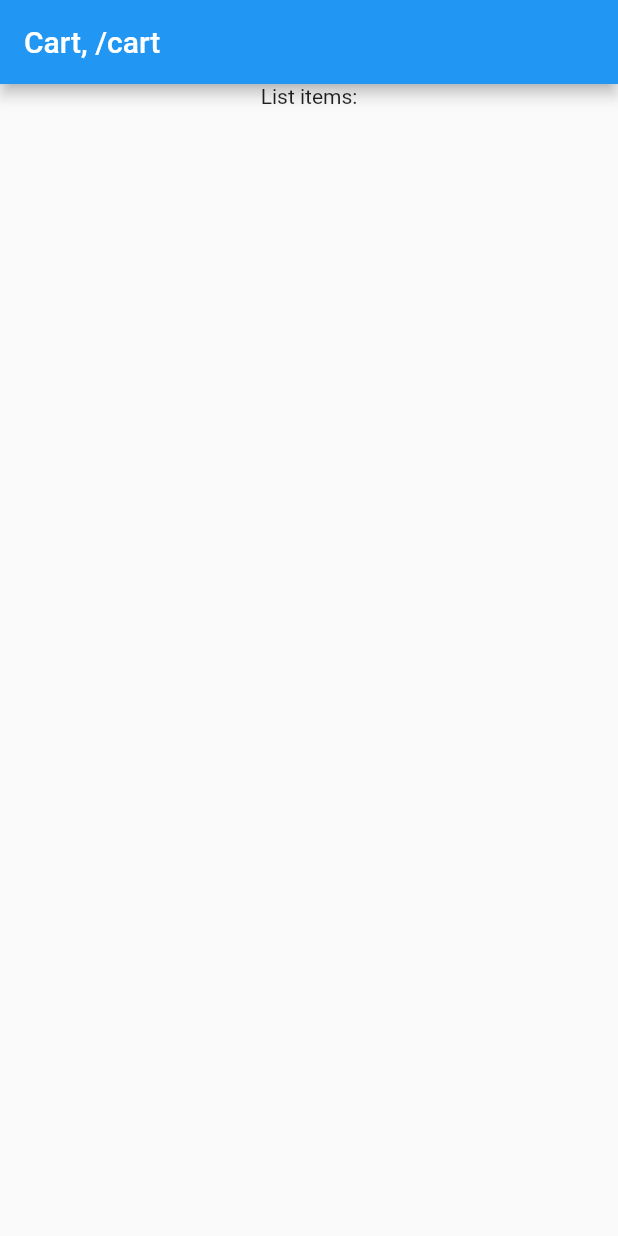
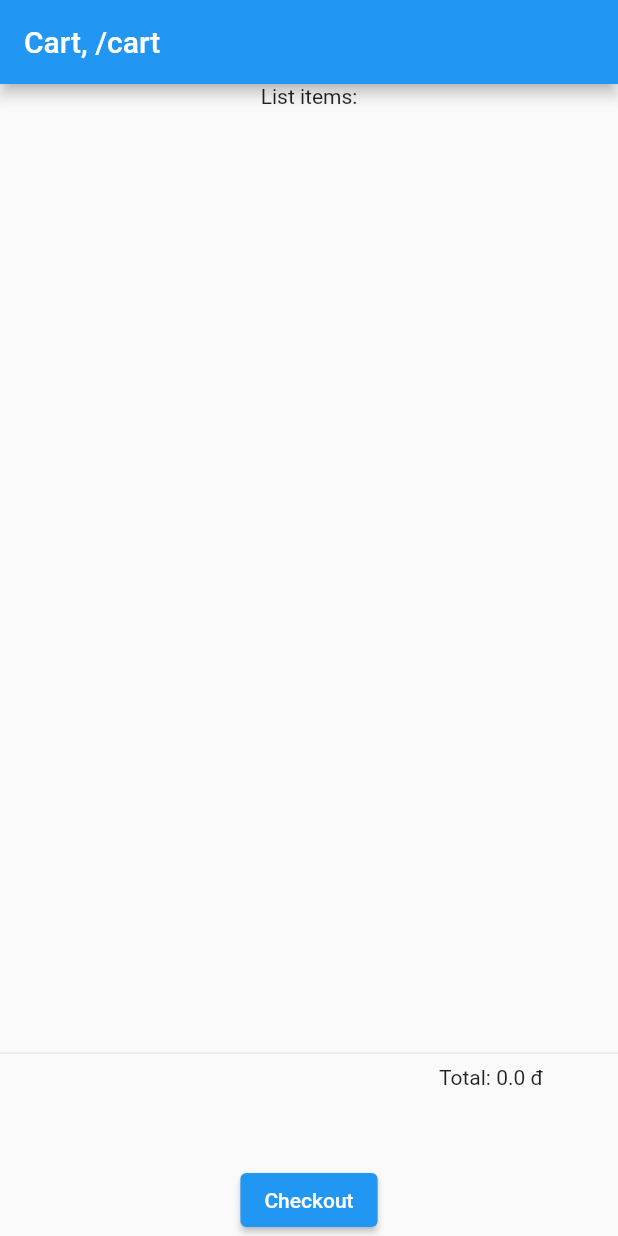
Before and after one commit to giaptt1610/demo_go_router, a Flutter app: the CartPage screen opened by its route, on a phone screen of 412 x 824 dp. Run offline on Flutter 3.47's test engine with Material 2 defaults, Android fonts, the phone set to English and light mode, and no system bars; our stand-ins replace badges, bloc, flutter_bloc, get_it, go_router.

Commit message:
add price to product, impl cart page

```diff
--- a/lib/blocs/cart/cart_state.dart
+++ b/lib/blocs/cart/cart_state.dart
@@ -32,4 +32,13 @@ class CartState {
 
     return CartState(items: newMap);
   }
+
+  double get totalPrice {
+    double total = 0.0;
+
+    items.forEach((product, quatity) {
+      total += product.price * quatity;
+    });
+    return total;
+  }
 }
--- a/lib/models/product.dart
+++ b/lib/models/product.dart
@@ -2,11 +2,13 @@ class Product {
   final String id;
   final String name;
   final String desc;
+  final double price;
 
   Product({
     required this.id,
     this.name = '',
     this.desc = '',
+    this.price = 0.0,
   });
 
   @override
--- a/lib/pages/cart_page.dart
+++ b/lib/pages/cart_page.dart
@@ -22,7 +22,7 @@ class _CartPageState extends State<CartPage> {
       appBar: AppBar(
         title: Text('Cart, ${router.router.location}'),
       ),
-      body: Center(
+      body: SafeArea(
         child: Column(
           children: [
             Text('List items:'),
@@ -41,6 +41,32 @@ class _CartPageState extends State<CartPage> {
                 );
               },
             ),
+            Divider(),
+            Align(
+              alignment: Alignment.centerRight,
+              child: Container(
+                padding: const EdgeInsets.only(right: 50),
+                child: Row(
+                  mainAxisAlignment: MainAxisAlignment.end,
+                  mainAxisSize: MainAxisSize.min,
+                  children: [
+                    Text('Total: '),
+                    BlocBuilder<CartBloc, CartState>(
+                      builder: (context, state) {
+                        return Text('${state.totalPrice * 1000} đ');
+                      },
+                    ),
+                  ],
+                ),
+              ),
+            ),
+            SizedBox(height: 50),
+            Container(
+              child: ElevatedButton(
+                onPressed: () {},
+                child: Text('Checkout'),
+              ),
+            ),
           ],
         ),
       ),
--- a/lib/routes/app_router.dart
+++ b/lib/routes/app_router.dart
@@ -1,5 +1,7 @@
 import 'dart:async';
 
+import 'package:demo_go_router/models/product.dart';
+import 'package:demo_go_router/pages/details_page.dart';
 import 'package:flutter/material.dart';
 import 'package:go_router/go_router.dart';
 import '../blocs/app/app_bloc.dart';
@@ -58,6 +60,14 @@ class AppRouter {
         path: '/cart',
         pageBuilder: (context, state) => MaterialPage(child: CartPage()),
       ),
+      GoRoute(
+        path: '/product-detail',
+        pageBuilder: (context, state) {
+          final product =
+              (state.extra as Map<String, dynamic>)['item'] as Product;
+          return MaterialPage(child: DetailsPage(product: product));
+        },
+      ),
     ],
   );
 }
--- a/lib/widgets/cart_item.dart
+++ b/lib/widgets/cart_item.dart
@@ -27,6 +27,7 @@ class CartItem extends StatelessWidget {
               ],
             ),
           ),
+          Text('${product.price * 1000} đ x '),
           SizedBox(
             child: Column(
               children: [
```
Also changed, not shown: lib/pages/details_page.dart (+21 -3 lines), lib/pages/home_page.dart (+10 -4 lines), lib/pages/shop_page.dart (+10 -16 lines), lib/widgets/shop_item.dart (added, +40 -0 lines).
